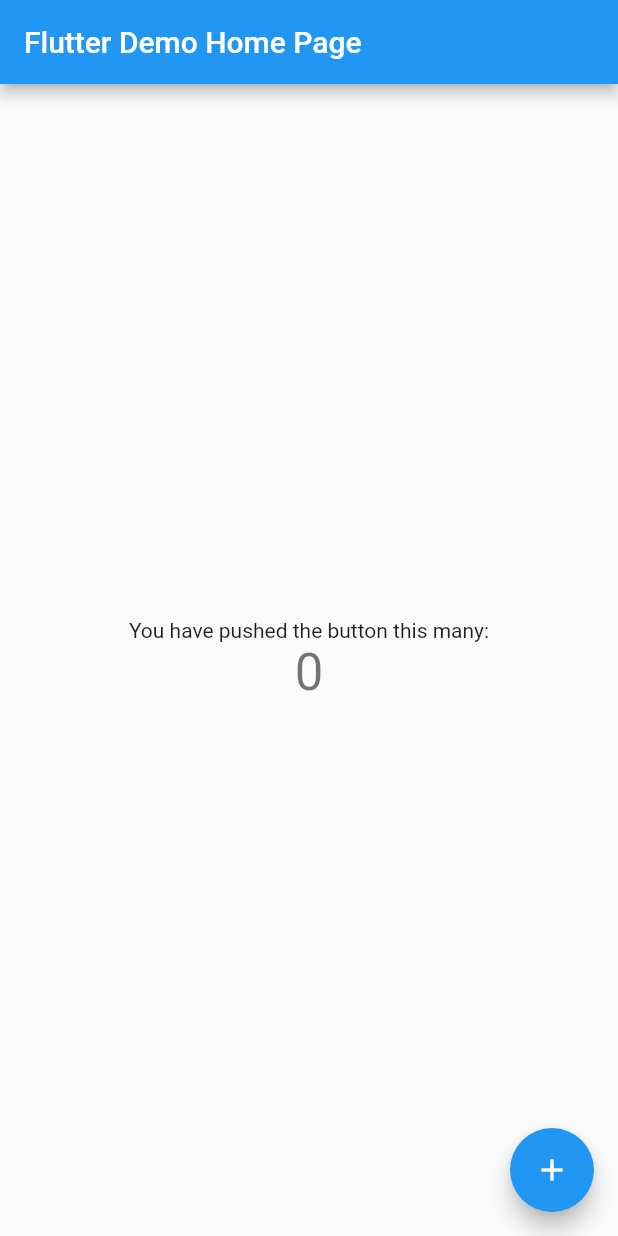
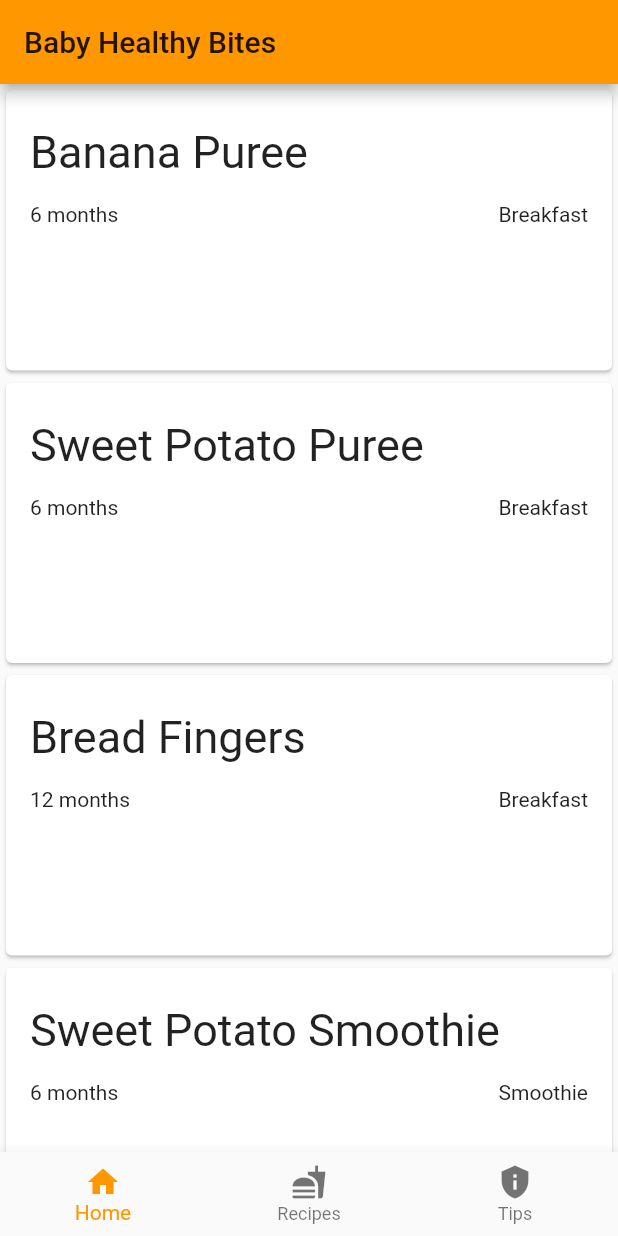
Before and after one commit to rayjomo/bhbbites, a Flutter app: the screen it shows after launch, on a phone screen of 412 x 824 dp. Run offline on Flutter 3.47's test engine with Material 2 defaults, Android fonts, the phone set to English and light mode, and no system bars.

Commit message:
Update today cards episode 13

```diff
--- /dev/null
+++ b/lib/home_view.dart
@@ -0,0 +1,53 @@
+import 'package:flutter/material.dart';
+import 'recipe.dart';
+
+class HomeView extends StatelessWidget {
+  final List<Recipe> recipeList = [
+    Recipe("Banana Puree", "6 months", "Breakfast"),
+    Recipe("Sweet Potato Puree", "6 months", "Breakfast"),
+    Recipe("Bread Fingers", "12 months", "Breakfast"),
+    Recipe("Sweet Potato Smoothie", "6 months", "Smoothie"),
+    Recipe("Cereal Pancakes", "8 months", "Breakfast"),
+  ];
+  @override
+  Widget build(BuildContext context) {
+    return Container(
+      child: new ListView.builder(
+          itemCount: recipeList.length,
+          itemBuilder: (BuildContext context, int index) =>
+              buildRecipeCard(context, index)),
+    );
+  }
+
+  Widget buildRecipeCard(BuildContext context, int index) {
+    final recipe = recipeList[index];
+    return new Container(
+      child: Card(
+        child: Padding(
+          padding: const EdgeInsets.all(16.0),
+          child: Column(
+            children: <Widget>[
+              Padding(
+                padding: const EdgeInsets.only(top: 8.0, bottom: 8.0),
+                child: Row(children: <Widget>[
+                  Text(recipe.recipeName, style: new TextStyle(fontSize: 30.0), ),
+                  Spacer(),
+                ]),
+              ),
+              Padding(
+                padding: const EdgeInsets.only(top: 8.0, bottom: 80.0),
+                child: Row(
+                  children: <Widget>[
+                    Text(recipe.age),
+                    Spacer(),
+                    Text(recipe.category),
+                  ],
+                ),
+              )
+            ],
+          ),
+        ),
+      ),
+    );
+  }
+}
--- /dev/null
+++ b/lib/home_widget.dart
@@ -0,0 +1,54 @@
+import 'package:flutter/material.dart';
+import 'pages.dart';
+import 'home_view.dart';
+
+  class Home extends StatefulWidget{
+  @override
+  State<StatefulWidget> createState() {
+    return _HomeState();
+  }
+}
+
+class _HomeState extends State<Home>{
+  int _currentIndex =0;
+  final List<Widget> _children = [
+    HomeView(),
+    Recipepage(),
+    Tipspage()
+  ];
+
+  @override
+ Widget build(BuildContext context) {
+    return Scaffold(
+      appBar: AppBar(
+        title: Text("Baby Healthy Bites")
+      ),
+      body: _children[_currentIndex],
+      bottomNavigationBar: BottomNavigationBar(
+        onTap: onTabTabbed,
+        currentIndex: _currentIndex ,
+        items: [
+          BottomNavigationBarItem(
+            icon: new Icon(Icons.home),
+            title: new Text("Home"),
+          ),
+          BottomNavigationBarItem(
+            icon: new Icon(Icons.fastfood),
+            title: new Text("Recipes"),
+          ),
+          BottomNavigationBarItem(
+            icon: new Icon(Icons.privacy_tip_sharp),
+            title: new Text("Tips"),
+          ),
+        ]
+      ),
+    );
+
+  }
+
+  void onTabTabbed(int index){
+    setState(() {
+      _currentIndex = index;
+    });
+  }
+}
--- a/lib/main.dart
+++ b/lib/main.dart
@@ -1,113 +1,22 @@
 import 'package:flutter/material.dart';
+import 'home_widget.dart';
 
-void main() {
-  runApp(MyApp());
+
+void main()
+{ runApp(MyApp());
 }
 
 class MyApp extends StatelessWidget {
-  // This widget is the root of your application.
-  @override
+@override
   Widget build(BuildContext context) {
-    return MaterialApp(
-      title: 'Flutter Demo',
+      return MaterialApp(
+      title: 'Baby Healthy Bites',
       theme: ThemeData(
-        // This is the theme of your application.
-        //
-        // Try running your application with "flutter run". You'll see the
-        // application has a blue toolbar. Then, without quitting the app, try
-        // changing the primarySwatch below to Colors.green and then invoke
-        // "hot reload" (press "r" in the console where you ran "flutter run",
-        // or simply save your changes to "hot reload" in a Flutter IDE).
-        // Notice that the counter didn't reset back to zero; the application
-        // is not restarted.
-        primarySwatch: Colors.blue,
+        primarySwatch: Colors.orange,
       ),
-      home: MyHomePage(title: 'Flutter Demo Home Page'),
-    );
+        home: Home(),
+
+       );
+
   }
 }
-
-class MyHomePage extends StatefulWidget {
-  MyHomePage({Key key, this.title}) : super(key: key);
-
-  // This widget is the home page of your application. It is stateful, meaning
-  // that it has a State object (defined below) that contains fields that affect
-  // how it looks.
-
-  // This class is the configuration for the state. It holds the values (in this
-  // case the title) provided by the parent (in this case the App widget) and
-  // used by the build method of the State. Fields in a Widget subclass are
-  // always marked "final".
-
-  final String title;
-
-  @override
-  _MyHomePageState createState() => _MyHomePageState();
-}
-
-class _MyHomePageState extends State<MyHomePage> {
-  int _counter = 0;
-
-  void _incrementCounter() {
-    setState(() {
-      // This call to setState tells the Flutter framework that something has
-      // changed in this State, which causes it to rerun the build method below
-      // so that the display can reflect the updated values. If we changed
-      // _counter without calling setState(), then the build method would not be
-      // called again, and so nothing would appear to happen.
-      _counter++;
-    });
-  }
-
-  @override
-  Widget build(BuildContext context) {
-    // This method is rerun every time setState is called, for instance as done
-    // by the _incrementCounter method above.
-    //
-    // The Flutter framework has been optimized to make rerunning build methods
-    // fast, so that you can just rebuild anything that needs updating rather
-    // than having to individually change instances of widgets.
-    return Scaffold(
-      appBar: AppBar(
-        // Here we take the value from the MyHomePage object that was created by
-        // the App.build method, and use it to set our appbar title.
-        title: Text(widget.title),
-      ),
-      body: Center(
-        // Center is a layout widget. It takes a single child and positions it
-        // in the middle of the parent.
-        child: Column(
-          // Column is also a layout widget. It takes a list of children and
-          // arranges them vertically. By default, it sizes itself to fit its
-          // children horizontally, and tries to be as tall as its parent.
-          //
-          // Invoke "debug painting" (press "p" in the console, choose the
-          // "Toggle Debug Paint" action from the Flutter Inspector in Android
-          // Studio, or the "Toggle Debug Paint" command in Visual Studio Code)
-          // to see the wireframe for each widget.
-          //
-          // Column has various properties to control how it sizes itself and
-          // how it positions its children. Here we use mainAxisAlignment to
-          // center the children vertically; the main axis here is the vertical
-          // axis because Columns are vertical (the cross axis would be
-          // horizontal).
-          mainAxisAlignment: MainAxisAlignment.center,
-          children: <Widget>[
-            Text(
-              'You have pushed the button this many:',
-            ),
-            Text(
-              '$_counter',
-              style: Theme.of(context).textTheme.headline4,
-            ),
-          ],
-        ),
-      ),
-      floatingActionButton: FloatingActionButton(
-        onPressed: _incrementCounter,
-        tooltip: 'Increment',
-        child: Icon(Icons.add),
-      ), // This trailing comma makes auto-formatting nicer for build methods.
-    );
-  }
-}
--- /dev/null
+++ b/lib/pages.dart
@@ -0,0 +1,19 @@
+import 'package:flutter/material.dart';
+
+class Recipepage extends StatelessWidget {
+  @override
+  Widget build(BuildContext context) {
+    return Container(
+        color: Colors.yellowAccent
+    );
+  }
+}
+
+class Tipspage extends StatelessWidget {
+  @override
+  Widget build(BuildContext context) {
+    return Container(
+        color: Colors.lightGreenAccent
+    );
+  }
+}
--- /dev/null
+++ b/lib/recipe.dart
@@ -0,0 +1,8 @@
+ class Recipe {
+  final String recipeName;
+  final String age;
+  final String category;
+
+
+  Recipe(this.recipeName, this.age, this.category);
+ }
--- a/pubspec.yaml
+++ b/pubspec.yaml
@@ -28,6 +28,7 @@ dependencies:
   # The following adds the Cupertino Icons font to your application.
   # Use with the CupertinoIcons class for iOS style icons.
   cupertino_icons: ^1.0.1
+  english_words: ^3.1.0
 
 dev_dependencies:
   flutter_test:
```
Also changed, not shown: pubspec.lock, 2 other files.
